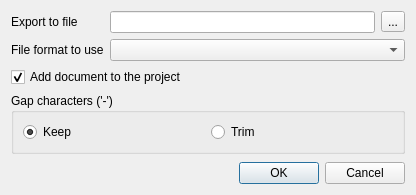
Above: src/corelibs/U2View/src/ov_msa/SaveSelectedSequenceFromMSADialog.ui from violethaze74/ugene before the change. Below: the same form after it.
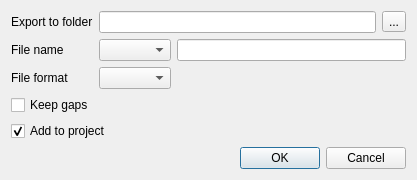
That is the form after the change.

What changed in the file:
```diff
--- a/src/corelibs/U2View/src/ov_msa/SaveSelectedSequenceFromMSADialog.ui
+++ b/src/corelibs/U2View/src/ov_msa/SaveSelectedSequenceFromMSADialog.ui
@@ -7,7 +7,7 @@
     <x>0</x>
     <y>0</y>
     <width>416</width>
-    <height>195</height>
+    <height>179</height>
    </rect>
   </property>
   <property name="windowTitle">
@@ -22,68 +22,69 @@
      <item row="0" column="0">
       <widget class="QLabel" name="fileLabel">
        <property name="text">
-        <string>Export to file</string>
+        <string>Export to folder</string>
        </property>
       </widget>
      </item>
-     <item row="0" column="1">
-      <widget class="QLineEdit" name="fileNameEdit"/>
-     </item>
-     <item row="0" column="2">
-      <widget class="QToolButton" name="fileButton">
-       <property name="text">
-        <string>...</string>
-       </property>
-      </widget>
+     <item row="0" column="1" colspan="2">
+      <layout class="QHBoxLayout" name="horizontalLayout">
+       <item>
+        <widget class="QLineEdit" name="folderNameEdit"/>
+       </item>
+       <item>
+        <widget class="QToolButton" name="folderButton">
+         <property name="text">
+          <string>...</string>
+         </property>
+        </widget>
+       </item>
+      </layout>
      </item>
      <item row="1" column="0">
+      <widget class="QLabel" name="fileNameLabel">
+       <property name="text">
+        <string>File name</string>
+       </property>
+      </widget>
+     </item>
+     <item row="1" column="1">
+      <widget class="QComboBox" name="fileNameCombo"/>
+     </item>
+     <item row="1" column="2">
+      <widget class="QLineEdit" name="customFileNameEdit"/>
+     </item>
+     <item row="2" column="0">
       <widget class="QLabel" name="formatLabel">
        <property name="text">
-        <string>File format to use</string>
+        <string>File format</string>
        </property>
       </widget>
      </item>
-     <item row="1" column="1" colspan="2">
+     <item row="2" column="1">
       <widget class="QComboBox" name="formatCombo"/>
      </item>
     </layout>
    </item>
+   <item>
+    <widget class="QCheckBox" name="keepGapsBox">
+     <property name="text">
+      <string>Keep gaps</string>
+     </property>
+     <property name="checked">
+      <bool>false</bool>
+     </property>
+    </widget>
+   </item>
    <item>
     <widget class="QCheckBox" name="addToProjectBox">
      <property name="text">
-      <string>Add document to the project</string>
+      <string>Add to project</string>
      </property>
      <property name="checked">
       <bool>true</bool>
      </property>
     </widget>
    </item>
-   <item>
-    <widget class="QGroupBox" name="gapGroup">
-     <property name="title">
-      <string>Gap characters ('-')</string>
-     </property>
-     <layout class="QHBoxLayout" name="horizontalLayout_3">
-      <item>
-       <widget class="QRadioButton" name="keepGapsRB">
-        <property name="text">
-         <string>Keep</string>
-        </property>
-        <property name="checked">
-         <bool>true</bool>
-        </property>
-       </widget>
-      </item>
-      <item>
-       <widget class="QRadioButton" name="trimGapsRB">
-        <property name="text">
-         <string>Trim</string>
-        </property>
-       </widget>
-      </item>
-     </layout>
-    </widget>
-   </item>
    <item>
     <spacer name="verticalSpacer">
      <property name="orientation">
@@ -91,7 +92,7 @@
      </property>
      <property name="sizeHint" stdset="0">
       <size>
-       <width>20</width>
+       <width>395</width>
        <height>0</height>
       </size>
      </property>
```
Left out of the diff: 4 changed lines with no effect on the pictures.
